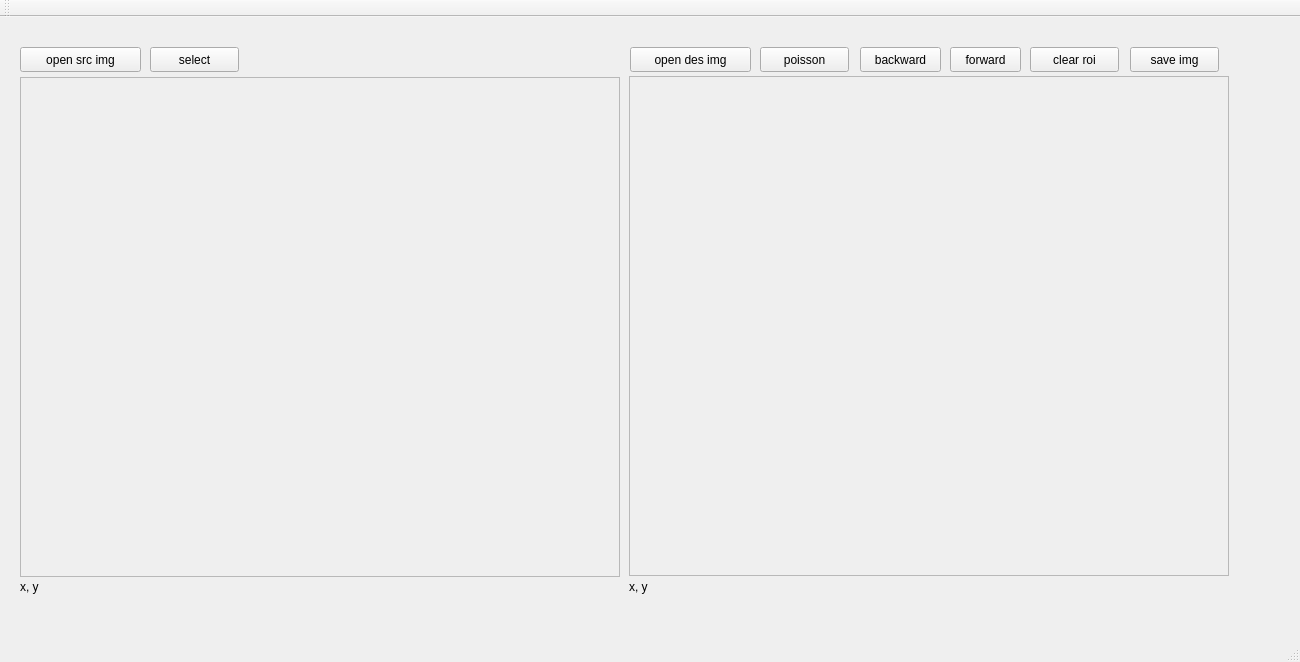
huochaitiantang/IBlending, file mainwindow.ui: the form before one commit.
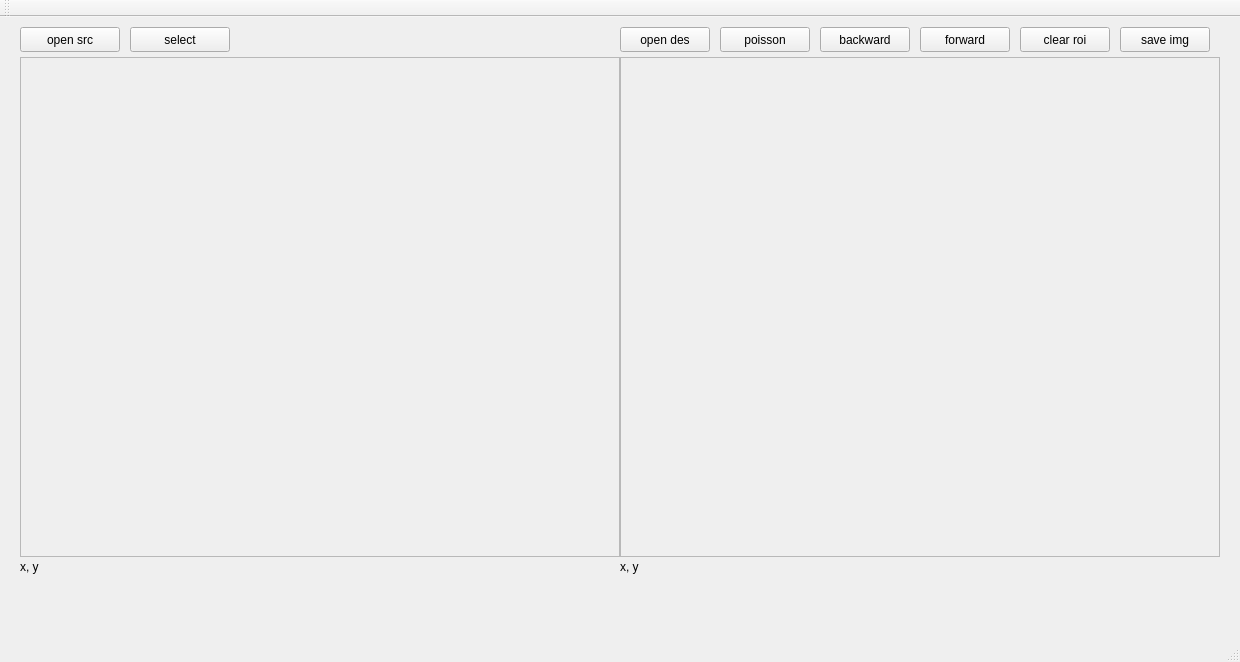
The form after the commit.

Commit message: adjust widgets based on screen size

Diff of the .ui file:
```diff
--- a/mainwindow.ui
+++ b/mainwindow.ui
@@ -6,13 +6,19 @@
    <rect>
     <x>0</x>
     <y>0</y>
-    <width>1300</width>
+    <width>1240</width>
     <height>662</height>
    </rect>
   </property>
   <property name="windowTitle">
    <string>MainWindow</string>
   </property>
+  <property name="iconSize">
+   <size>
+    <width>24</width>
+    <height>24</height>
+   </size>
+  </property>
   <widget class="QWidget" name="centralWidget">
    <property name="mouseTracking">
     <bool>true</bool>
@@ -21,8 +27,8 @@
     <property name="geometry">
      <rect>
       <x>20</x>
-      <y>30</y>
-      <width>121</width>
+      <y>10</y>
+      <width>100</width>
       <height>25</height>
      </rect>
     </property>
@@ -30,14 +36,14 @@
      <bool>true</bool>
     </property>
     <property name="text">
-     <string>open src img</string>
+     <string>open src</string>
     </property>
    </widget>
    <widget class="QScrollArea" name="src_img_area">
     <property name="geometry">
      <rect>
       <x>20</x>
-      <y>60</y>
+      <y>40</y>
       <width>600</width>
       <height>500</height>
      </rect>
@@ -60,7 +66,7 @@
     <property name="geometry">
      <rect>
       <x>20</x>
-      <y>560</y>
+      <y>540</y>
       <width>600</width>
       <height>20</height>
      </rect>
@@ -72,8 +78,8 @@
    <widget class="QScrollArea" name="des_img_area">
     <property name="geometry">
      <rect>
-      <x>629</x>
-      <y>59</y>
+      <x>620</x>
+      <y>40</y>
       <width>600</width>
       <height>500</height>
      </rect>
@@ -95,8 +101,8 @@
    <widget class="QLabel" name="des_bottom_info">
     <property name="geometry">
      <rect>
-      <x>629</x>
-      <y>560</y>
+      <x>620</x>
+      <y>540</y>
       <width>600</width>
       <height>20</height>
      </rect>
@@ -108,22 +114,22 @@
    <widget class="QPushButton" name="open_des_img">
     <property name="geometry">
      <rect>
-      <x>630</x>
-      <y>30</y>
-      <width>121</width>
+      <x>620</x>
+      <y>10</y>
+      <width>90</width>
       <height>25</height>
      </rect>
     </property>
     <property name="text">
-     <string>open des img</string>
+     <string>open des</string>
     </property>
    </widget>
    <widget class="QPushButton" name="select_ok">
     <property name="geometry">
      <rect>
-      <x>150</x>
-      <y>30</y>
-      <width>89</width>
+      <x>130</x>
+      <y>10</y>
+      <width>100</width>
       <height>25</height>
      </rect>
     </property>
@@ -134,9 +140,9 @@
    <widget class="QPushButton" name="poisson">
     <property name="geometry">
      <rect>
-      <x>760</x>
-      <y>30</y>
-      <width>89</width>
+      <x>720</x>
+      <y>10</y>
+      <width>90</width>
       <height>25</height>
      </rect>
     </property>
@@ -147,9 +153,9 @@
    <widget class="QPushButton" name="save_img">
     <property name="geometry">
      <rect>
-      <x>1130</x>
-      <y>30</y>
-      <width>89</width>
+      <x>1120</x>
+      <y>10</y>
+      <width>90</width>
       <height>25</height>
      </rect>
     </property>
@@ -160,9 +166,9 @@
    <widget class="QPushButton" name="backward">
     <property name="geometry">
      <rect>
-      <x>860</x>
-      <y>30</y>
-      <width>81</width>
+      <x>820</x>
+      <y>10</y>
+      <width>90</width>
       <height>25</height>
      </rect>
     </property>
@@ -173,9 +179,9 @@
    <widget class="QPushButton" name="forward">
     <property name="geometry">
      <rect>
-      <x>950</x>
-      <y>30</y>
-      <width>71</width>
+      <x>920</x>
+      <y>10</y>
+      <width>90</width>
       <height>25</height>
      </rect>
     </property>
@@ -186,9 +192,9 @@
    <widget class="QPushButton" name="clear_roi">
     <property name="geometry">
      <rect>
-      <x>1030</x>
-      <y>30</y>
-      <width>89</width>
+      <x>1020</x>
+      <y>10</y>
+      <width>90</width>
       <height>25</height>
      </rect>
     </property>
```
Left out of the diff: 2 changed lines with no effect on the pictures. The commit also changes 3 other files.
